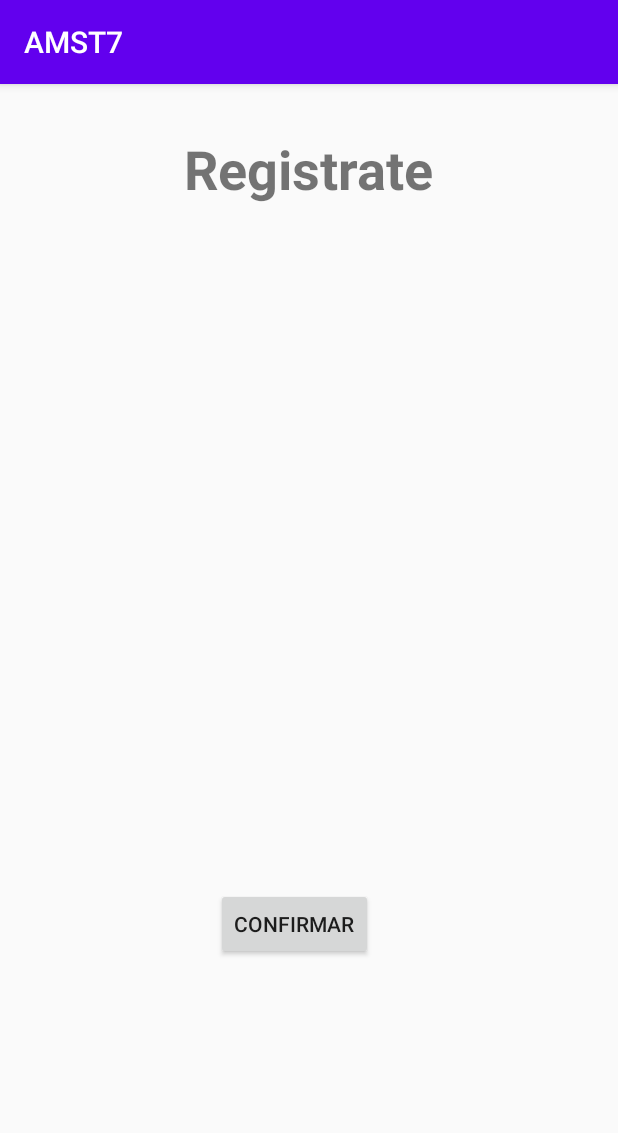
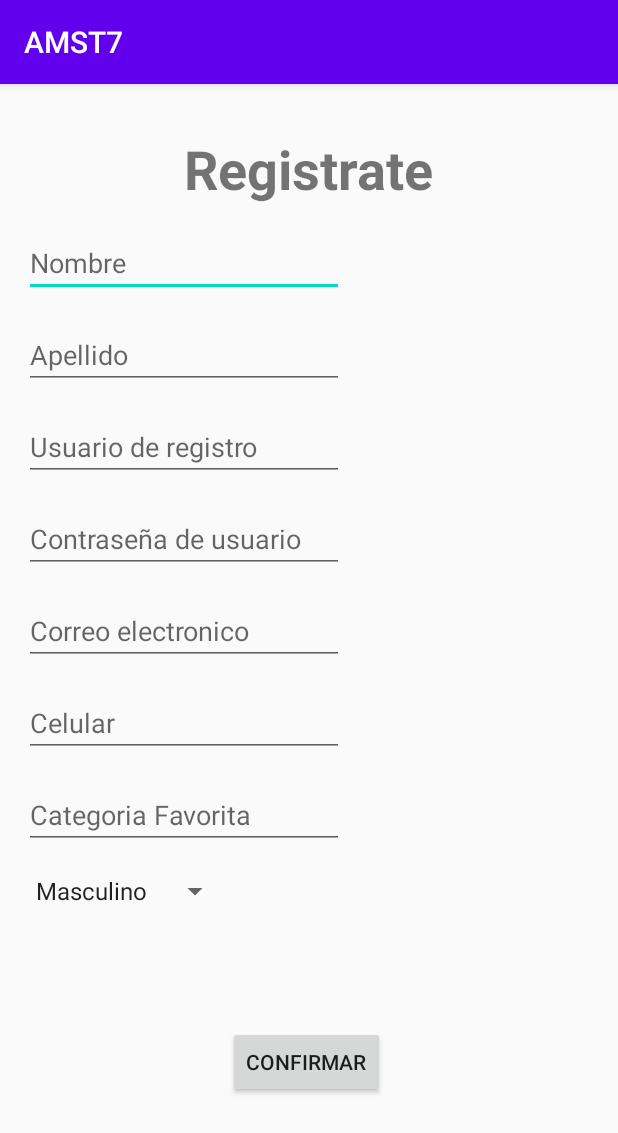
Before and after one commit to MelissaBanchonV/PST_TA5_G7, an Android app: the MainActivity2 screen opened directly, with no data from a screen before it, on a phone screen of 412 x 824 dp. Shown: the top 1133 px of the screen. Run offline under Robolectric (Android 15) with nearby library versions, the phone set to English and light mode, and no system bars.

Commit message:
creacion campos registro

```diff
--- a/app/src/main/java/com/example/amst7/MainActivity2.java
+++ b/app/src/main/java/com/example/amst7/MainActivity2.java
@@ -5,17 +5,40 @@ import androidx.appcompat.app.AppCompatActivity;
 import android.content.Intent;
 import android.os.Bundle;
 import android.view.View;
+import android.widget.AdapterView;
+import android.widget.ArrayAdapter;
+import android.widget.Spinner;
+import android.widget.Toast;
 
-public class MainActivity2 extends AppCompatActivity {
+import java.lang.reflect.Array;
+
+public class MainActivity2 extends AppCompatActivity implements AdapterView.OnItemSelectedListener {
 
     @Override
     protected void onCreate(Bundle savedInstanceState) {
         super.onCreate(savedInstanceState);
         setContentView(R.layout.activity_main2);
+
+        Spinner spinner=findViewById(R.id.spinner);
+        ArrayAdapter<CharSequence> adapter=ArrayAdapter.createFromResource(this, R.array.sexo, android.R.layout.simple_spinner_item);
+        adapter.setDropDownViewResource(android.R.layout.simple_spinner_dropdown_item);
+        spinner.setAdapter(adapter);
+        spinner.setOnItemSelectedListener(this);
     }
     public void inicio(View view){
         Intent i=new Intent(this, MainActivity.class);
         startActivity(i);
         finish();
     }
+
+    @Override
+    public void onItemSelected(AdapterView<?> adapterView, View view, int i, long l) {
+        String text=adapterView.getItemAtPosition(i).toString();
+        Toast.makeText(adapterView.getContext(), text, Toast.LENGTH_SHORT).show();
+    }
+
+    @Override
+    public void onNothingSelected(AdapterView<?> adapterView) {
+
+    }
 }
--- a/app/src/main/res/layout/activity_main2.xml
+++ b/app/src/main/res/layout/activity_main2.xml
@@ -22,10 +22,112 @@
         android:id="@+id/confirmarregistro"
         android:layout_width="wrap_content"
         android:layout_height="wrap_content"
-        android:layout_marginStart="144dp"
-        android:layout_marginBottom="184dp"
+        android:layout_marginStart="152dp"
+        android:layout_marginBottom="92dp"
         android:onClick="inicio"
         android:text="@string/confirmar"
         app:layout_constraintBottom_toBottomOf="parent"
         app:layout_constraintStart_toStartOf="parent" />
+
+    <EditText
+        android:id="@+id/editTextNombre"
+        android:layout_width="wrap_content"
+        android:layout_height="wrap_content"
+        android:layout_marginStart="16dp"
+        android:layout_marginTop="16dp"
+        android:ems="10"
+        android:hint="@string/nombre"
+        android:inputType="textPersonName"
+        app:layout_constraintStart_toStartOf="parent"
+        app:layout_constraintTop_toBottomOf="@+id/textView"
+        android:autofillHints="" />
+
+    <EditText
+        android:id="@+id/editTextApellido"
+        android:layout_width="wrap_content"
+        android:layout_height="wrap_content"
+        android:layout_marginStart="16dp"
+        android:layout_marginTop="16dp"
+        android:ems="10"
+        android:hint="@string/apellido"
+        android:inputType="textPersonName"
+        app:layout_constraintStart_toStartOf="parent"
+        app:layout_constraintTop_toBottomOf="@+id/editTextNombre"
+        android:autofillHints="" />
+
+    <EditText
+        android:id="@+id/editTextNombUsu"
+        android:layout_width="wrap_content"
+        android:layout_height="wrap_content"
+        android:layout_marginStart="16dp"
+        android:layout_marginTop="16dp"
+        android:autofillHints=""
+        android:ems="10"
+        android:hint="@string/usuario_de_registro"
+        android:inputType="textPersonName"
+        app:layout_constraintStart_toStartOf="parent"
+        app:layout_constraintTop_toBottomOf="@+id/editTextApellido" />
+
+    <EditText
+        android:id="@+id/editTextContra"
+        android:layout_width="wrap_content"
+        android:layout_height="wrap_content"
+        android:layout_marginStart="16dp"
+        android:layout_marginTop="16dp"
+        android:ems="10"
+        android:hint="@string/contrase_a_de_usuario"
+        android:inputType="textPassword"
+        app:layout_constraintStart_toStartOf="parent"
+        app:layout_constraintTop_toBottomOf="@+id/editTextNombUsu"
+        android:autofillHints="" />
+
+    <EditText
+        android:id="@+id/editTextEmail"
+        android:layout_width="wrap_content"
+        android:layout_height="wrap_content"
+        android:layout_marginStart="16dp"
+        android:layout_marginTop="16dp"
+        android:ems="10"
+        android:hint="@string/correo_electronico"
+        android:inputType="textEmailAddress"
+        app:layout_constraintStart_toStartOf="parent"
+        app:layout_constraintTop_toBottomOf="@+id/editTextContra"
+        android:autofillHints="" />
+
+    <EditText
+        android:id="@+id/editTextCell"
+        android:layout_width="wrap_content"
+        android:layout_height="wrap_content"
+        android:layout_marginStart="16dp"
+        android:layout_marginTop="16dp"
+        android:ems="10"
+        android:hint="@string/celular"
+        android:inputType="phone"
+        app:layout_constraintStart_toStartOf="parent"
+        app:layout_constraintTop_toBottomOf="@+id/editTextEmail"
+        android:autofillHints="" />
+
+    <EditText
+        android:id="@+id/editTextCatFav"
+        android:layout_width="wrap_content"
+        android:layout_height="wrap_content"
+        android:layout_marginStart="16dp"
+        android:layout_marginTop="16dp"
+        android:ems="10"
+        android:hint="@string/categoria_favorita"
+        android:inputType="textPersonName"
+        app:layout_constraintStart_toStartOf="parent"
+        app:layout_constraintTop_toBottomOf="@+id/editTextCell"
+        android:autofillHints="" />
+
+    <Spinner
+        android:id="@+id/spinner"
+        android:layout_width="wrap_content"
+        android:layout_height="wrap_content"
+        android:layout_marginStart="16dp"
+        android:layout_marginTop="16dp"
+        android:textSize="18sp"
+        app:layout_constraintStart_toStartOf="parent"
+        app:layout_constraintTop_toBottomOf="@+id/editTextCatFav" />
+
 </androidx.constraintlayout.widget.ConstraintLayout>
--- a/app/src/main/res/values/strings.xml
+++ b/app/src/main/res/values/strings.xml
@@ -10,4 +10,15 @@
     <string name="registrarse">REGISTRARSE</string>
     <string name="registrate">Registrate</string>
     <string name="confirmar">Confirmar</string>
+    <string name="nombre">Nombre</string>
+    <string name="apellido">Apellido</string>
+    <string name="contrase_a_de_usuario">Contraseña de usuario</string>
+    <string name="correo_electronico">Correo electronico</string>
+    <string name="celular">Celular</string>
+    <string name="categoria_favorita">Categoria Favorita</string>
+    <string name="usuario_de_registro">Usuario de registro</string>
+    <string-array name="sexo">
+        <item>Masculino</item>
+        <item>Femenino</item>
+    </string-array>
 </resources>
```
